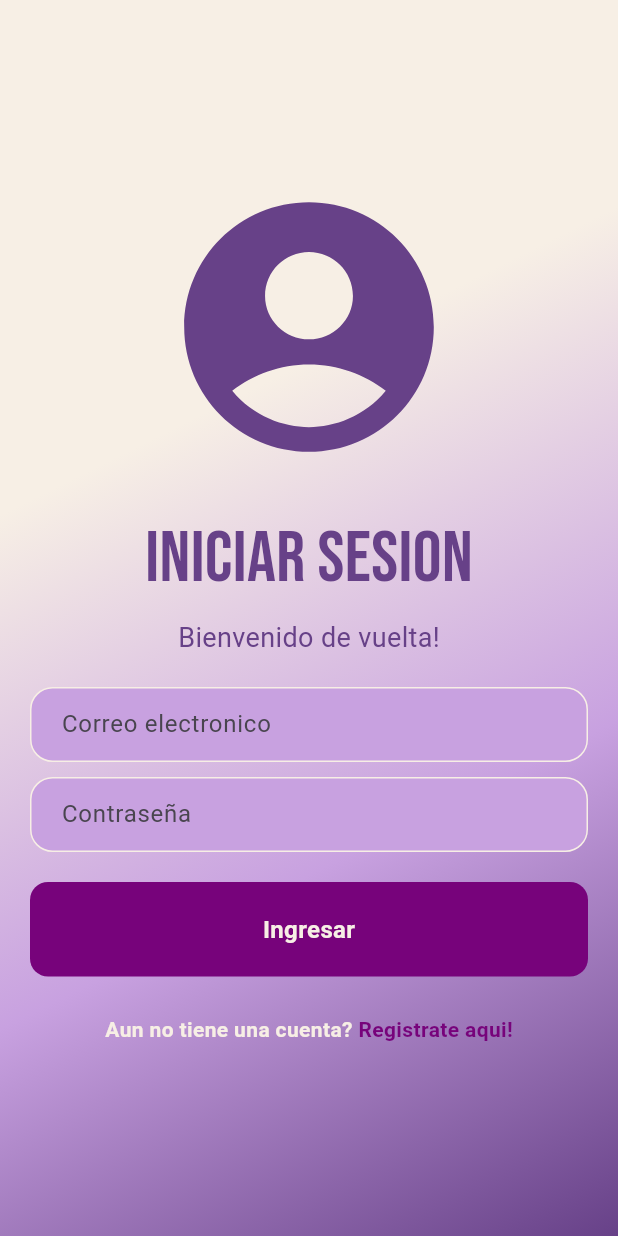
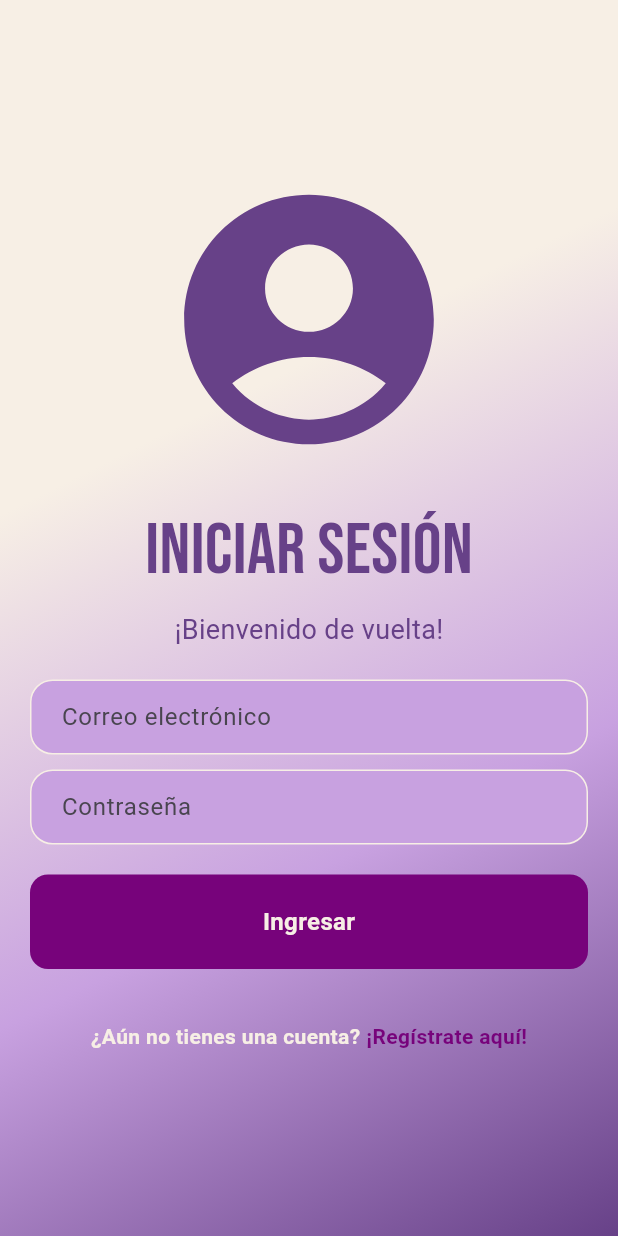
Before and after one commit to xEdwardP/MyUni, a Flutter app: the screen it shows after launch, after a tap on "Ingresar", on a phone screen of 412 x 824 dp. Run offline on Flutter 3.47's test engine with Material 3 defaults, Android fonts, the phone set to English and light mode, and no system bars; our stand-ins replace google_fonts.

Commit message:
Add Login

```diff
--- a/lib/main.dart
+++ b/lib/main.dart
@@ -1,20 +1,27 @@
 import 'package:flutter/material.dart';
-import 'Pages/login_page.dart';
+import 'package:provider/provider.dart';
+import 'models/login_model.dart';
+import 'screens/login_screen.dart';
+import 'screens/home_screen.dart';
 
 void main() {
-  runApp(const MainApp());
+  runApp(
+    ChangeNotifierProvider(
+      create: (context) => LoginModel(),
+      child: MyApp(),
+    ),
+  );
 }
 
-class MainApp extends StatelessWidget {
-  const MainApp({super.key});
-
+class MyApp extends StatelessWidget {
   @override
   Widget build(BuildContext context) {
     return MaterialApp(
-      title: 'Login App',
-      initialRoute: '/login',
+      debugShowCheckedModeBanner: false,
+      initialRoute: '/',
       routes: {
-        '/login': (context) => const LoginPage(),
+        '/': (context) => LoginScreen(),
+        '/home': (context) => HomeScreen(),
       },
     );
   }
--- /dev/null
+++ b/lib/models/login_model.dart
@@ -0,0 +1,42 @@
+import 'package:flutter/material.dart';
+
+class LoginModel with ChangeNotifier {
+  String _email;
+  String _password;
+  bool _isLoggedIn;
+
+  LoginModel({String email = '', String password = '', bool isLoggedIn = false})
+      : _email = email,
+        _password = password,
+        _isLoggedIn = isLoggedIn;
+
+  String get email => _email;
+  String get password => _password;
+  bool get isLoggedIn => _isLoggedIn;
+
+  void setEmail(String email) {
+    _email = email;
+    notifyListeners();
+  }
+
+  void setPassword(String password) {
+    _password = password;
+    notifyListeners();
+  }
+
+  void login(BuildContext context) {
+    if (email.contains('@') &&
+        (email.endsWith('.com') || email.endsWith('.es'))) {
+      if (password.length >= 6) {
+        _isLoggedIn = true;
+        notifyListeners();
+        Navigator.pushReplacementNamed(context, '/home');
+      } else {
+        _isLoggedIn = false;
+      }
+    } else {
+      _isLoggedIn = false;
+    }
+    notifyListeners();
+  }
+}
--- /dev/null
+++ b/lib/screens/home_screen.dart
@@ -0,0 +1,18 @@
+import 'package:flutter/material.dart';
+
+class HomeScreen extends StatelessWidget {
+  @override
+  Widget build(BuildContext context) {
+    return Scaffold(
+      appBar: AppBar(
+        title: Text('Home Screen'),
+      ),
+      body: const Center(
+        child: Text(
+          'Welcome to the Home Screen!',
+          style: TextStyle(fontSize: 24),
+        ),
+      ),
+    );
+  }
+}
--- /dev/null
+++ b/lib/screens/login_screen.dart
@@ -0,0 +1,168 @@
+import 'package:flutter/material.dart';
+import 'package:google_fonts/google_fonts.dart';
+import 'package:provider/provider.dart';
+import 'package:myuni/models/login_model.dart';
+import 'package:myuni/utils/AppColors.dart';
+
+class LoginScreen extends StatefulWidget {
+  const LoginScreen({super.key});
+
+  @override
+  State<LoginScreen> createState() => _LoginScreenState();
+}
+
+class _LoginScreenState extends State<LoginScreen> {
+  @override
+  Widget build(BuildContext context) {
+    final loginModel = Provider.of<LoginModel>(context);
+
+    return Scaffold(
+      body: Container(
+        decoration: const BoxDecoration(
+          gradient: LinearGradient(colors: <Color>[
+            AppColors.background,
+            AppColors.background,
+            AppColors.secondary,
+            AppColors.primary,
+          ], begin: Alignment.topLeft, end: Alignment.bottomRight),
+        ),
+        child: SafeArea(
+          child: Center(
+            child: SingleChildScrollView(
+              child: Column(
+                children: [
+                  // Icon
+                  const Icon(
+                    Icons.account_circle,
+                    size: 200,
+                    color: AppColors.primary,
+                  ),
+                  const SizedBox(height: 20),
+                  // Hello Text
+                  Text(
+                    'INICIAR SESIÓN',
+                    style: GoogleFonts.bebasNeue(
+                        fontSize: 48, color: AppColors.primary),
+                  ),
+                  const SizedBox(height: 5),
+                  const Text('¡Bienvenido de vuelta!',
+                      style: TextStyle(
+                        fontSize: 18,
+                        color: AppColors.primary,
+                      )),
+                  const SizedBox(height: 20),
+
+                  // Email textfield
+                  Padding(
+                    padding: const EdgeInsets.symmetric(horizontal: 20.0),
+                    child: Container(
+                      decoration: BoxDecoration(
+                          color: AppColors.secondary,
+                          border: Border.all(color: AppColors.background),
+                          borderRadius: BorderRadius.circular(15)),
+                      child: Padding(
+                        padding: const EdgeInsets.only(left: 20.0),
+                        child: TextField(
+                          onChanged: (value) => loginModel.setEmail(value),
+                          decoration: const InputDecoration(
+                            border: InputBorder.none,
+                            hintText: 'Correo electrónico',
+                          ),
+                        ),
+                      ),
+                    ),
+                  ),
+                  const SizedBox(height: 10),
+
+                  // Password textfield
+                  Padding(
+                    padding: const EdgeInsets.symmetric(horizontal: 20.0),
+                    child: Container(
+                      decoration: BoxDecoration(
+                          color: AppColors.secondary,
+                          border: Border.all(color: AppColors.background),
+                          borderRadius: BorderRadius.circular(15)),
+                      child: Padding(
+                        padding: const EdgeInsets.only(left: 20.0),
+                        child: TextField(
+                          onChanged: (value) => loginModel.setPassword(value),
+                          obscureText: true,
+                          decoration: const InputDecoration(
+                            border: InputBorder.none,
+                            hintText: 'Contraseña',
+                          ),
+                        ),
+                      ),
+                    ),
+                  ),
+                  const SizedBox(height: 20),
+
+                  // Sign In Button
+                  Padding(
+                    padding: const EdgeInsets.symmetric(horizontal: 20.0),
+                    child: GestureDetector(
+                      onTap: () => loginModel.login(context),
+                      child: Container(
+                        padding: const EdgeInsets.all(20),
+                        decoration: BoxDecoration(
+                          color: AppColors.accent,
+                          borderRadius: BorderRadius.circular(12),
+                        ),
+                        child: const Center(
+                          child: Text(
+                            'Ingresar',
+                            style: TextStyle(
+                              color: AppColors.background,
+                              fontWeight: FontWeight.bold,
+                              fontSize: 16,
+                            ),
+                          ),
+                        ),
+                      ),
+                    ),
+                  ),
+                  const SizedBox(height: 25),
+
+                  // Login Status Message
+                  if (loginModel.isLoggedIn)
+                    const Text(
+                      'Login Successful',
+                      style: TextStyle(color: Colors.green),
+                    )
+                  else if (loginModel.email.isNotEmpty ||
+                      loginModel.password.isNotEmpty)
+                    const Text(
+                      'Login Failed',
+                      style: TextStyle(color: Colors.red),
+                    ),
+
+                  const SizedBox(height: 10),
+
+                  // Register Text
+                  const Row(
+                    mainAxisAlignment: MainAxisAlignment.center,
+                    children: [
+                      Text(
+                        '¿Aún no tienes una cuenta?',
+                        style: TextStyle(
+                            fontWeight: FontWeight.bold,
+                            color: AppColors.background),
+                      ),
+                      Text(
+                        ' ¡Regístrate aquí!',
+                        style: TextStyle(
+                            fontWeight: FontWeight.bold,
+                            color: AppColors.accent),
+                      ),
+                    ],
+                  ),
+                  const SizedBox(height: 10),
+                ],
+              ),
+            ),
+          ),
+        ),
+      ),
+    );
+  }
+}
--- /dev/null
+++ b/lib/utils/AppColors.dart
@@ -0,0 +1,11 @@
+import 'package:flutter/material.dart';
+
+class AppColors {
+  static const Color primary = Color(0xff674188);
+  static const Color secondary = Color(0xffC8A1E0);
+  static const Color accent = Color(0xff77037B);
+  static const Color background = Color(0xffF7EFE5);
+  static const Color textPrimary = Color(0xff674188);
+  static const Color textSecondary = Color(0xffF7EFE5);
+  static const Color error = Colors.red; // Ejemplo con un color predefinido
+}
--- a/pubspec.yaml
+++ b/pubspec.yaml
@@ -9,6 +9,7 @@ environment:
 dependencies:
   flutter:
     sdk: flutter
+  provider: ^6.0.0
   google_fonts:
 
 dev_dependencies:
```
Also changed, not shown: pubspec.lock.
